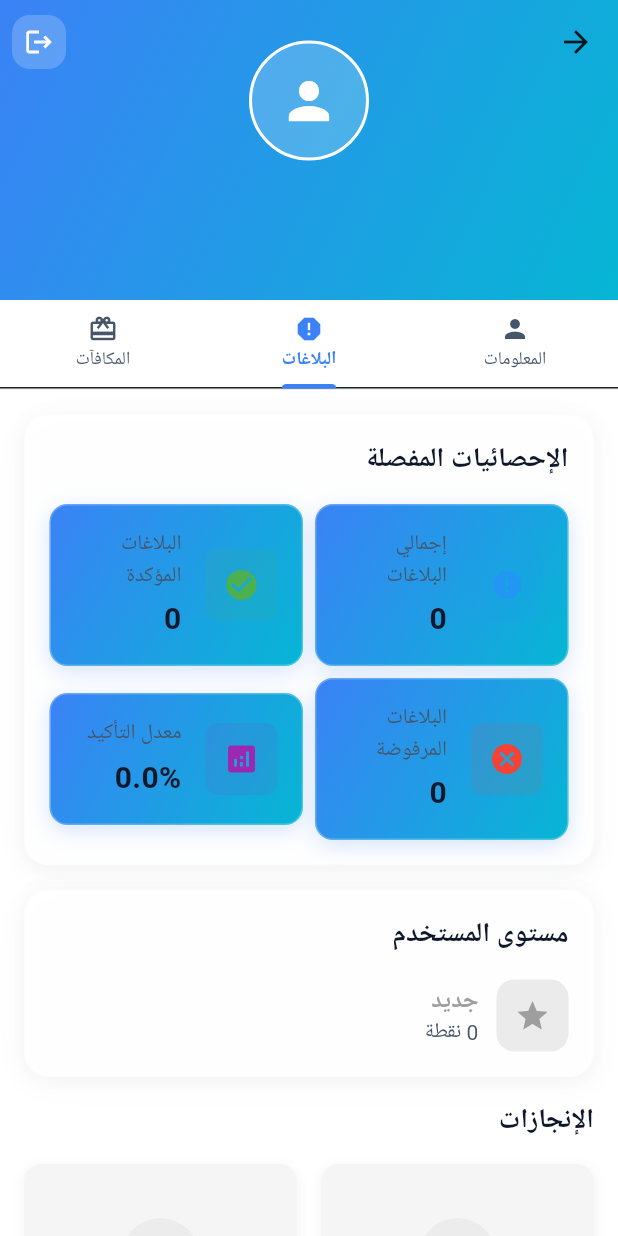
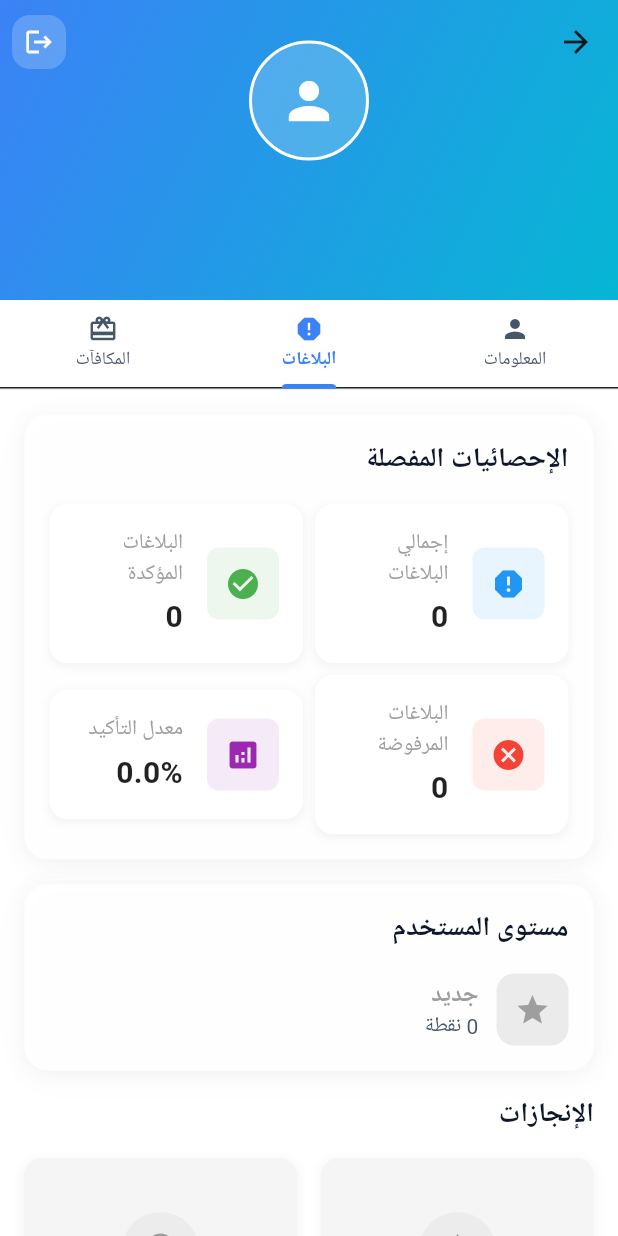
Before and after one commit to MOHAMEDHAMED1S/saferoute, a Flutter app: the ProfileScreen screen opened by its route, tab 2 chosen, on a phone screen of 412 x 824 dp. Run offline on Flutter 3.47's test engine with Material 3 defaults, Android fonts, the phone set to English and light mode, and no system bars; our stand-ins replace audioplayers, cloud_firestore, device_info_plus, dio, equatable, firebase_auth and 15 more; missing offline and left inert: flutter_google_places, google_maps_webservice; accounts and stored records are empty.

Commit message:
Update profile_screen.dart

```diff
--- a/lib/screens/profile/profile_screen.dart
+++ b/lib/screens/profile/profile_screen.dart
@@ -1061,11 +1061,20 @@
     required IconData icon,
     required Color color,
   }) {
-    return LiquidGlassContainer(
-      type: LiquidGlassType.secondary,
-      isInteractive: false,
-      borderRadius: BorderRadius.circular(12),
+    return Container(
       padding: const EdgeInsets.all(16),
+      decoration: BoxDecoration(
+        color: Colors.white,
+        borderRadius: BorderRadius.circular(12),
+        boxShadow: [
+          BoxShadow(
+            color: Colors.grey.withOpacity(0.1),
+            spreadRadius: 1,
+            blurRadius: 4,
+            offset: const Offset(0, 2),
+          ),
+        ],
+      ),
       child: Row(
         children: [
           Container(
@@ -1083,19 +1092,19 @@
               children: [
                 Text(
                   title,
-                  style: TextStyle(
+                  style: const TextStyle(
                     fontSize: 14,
                     fontWeight: FontWeight.w500,
-                    color: LiquidGlassTheme.getTextColor('secondary'),
+                    color: Colors.grey,
                   ),
                 ),
                 const SizedBox(height: 4),
                 Text(
                   value,
-                  style: TextStyle(
+                  style: const TextStyle(
                     fontSize: 20,
                     fontWeight: FontWeight.bold,
-                    color: LiquidGlassTheme.getTextColor('primary'),
+                    color: Colors.black87,
                   ),
                 ),
               ],
@@ -1280,12 +1289,16 @@
             Container(
               padding: const EdgeInsets.all(12),
               decoration: BoxDecoration(
-                color: LiquidGlassTheme.getGradientByName('primary').colors.first.withAlpha(10),
+                color: Colors.white,
                 borderRadius: BorderRadius.circular(8),
-                border: Border.all(
-                  color: LiquidGlassTheme.getGradientByName('primary').colors.first.withAlpha(30),
-                  width: 1,
-                ),
+                boxShadow: [
+                  BoxShadow(
+                    color: Colors.grey.withOpacity(0.1),
+                    spreadRadius: 1,
+                    blurRadius: 4,
+                    offset: const Offset(0, 2),
+                  ),
+                ],
               ),
               child: Column(
                 children: (_userStatistics?.reportsByType.entries ?? <MapEntry<String, int>>[]).map((entry) =>
@@ -1297,24 +1310,24 @@
                         Expanded(
                           child: Text(
                             entry.key,
-                            style: LiquidGlassTheme.bodyTextStyle.copyWith(
+                            style: const TextStyle(
                               fontSize: 15,
-                              color: LiquidGlassTheme.getTextColor('primary'),
+                              color: Colors.black87,
                             ),
                           ),
                         ),
                         Container(
                           padding: const EdgeInsets.symmetric(horizontal: 8, vertical: 4),
                           decoration: BoxDecoration(
-                            color: LiquidGlassTheme.getGradientByName('primary').colors.first.withAlpha(25),
+                            color: Colors.blue.withOpacity(0.1),
                             borderRadius: BorderRadius.circular(6),
                           ),
                           child: Text(
                             '${entry.value}',
-                            style: LiquidGlassTheme.bodyTextStyle.copyWith(
+                            style: const TextStyle(
                               fontWeight: FontWeight.bold,
                               fontSize: 14,
-                              color: LiquidGlassTheme.getGradientByName('primary').colors.first,
+                              color: Colors.blue,
                             ),
                           ),
                         ),
```
